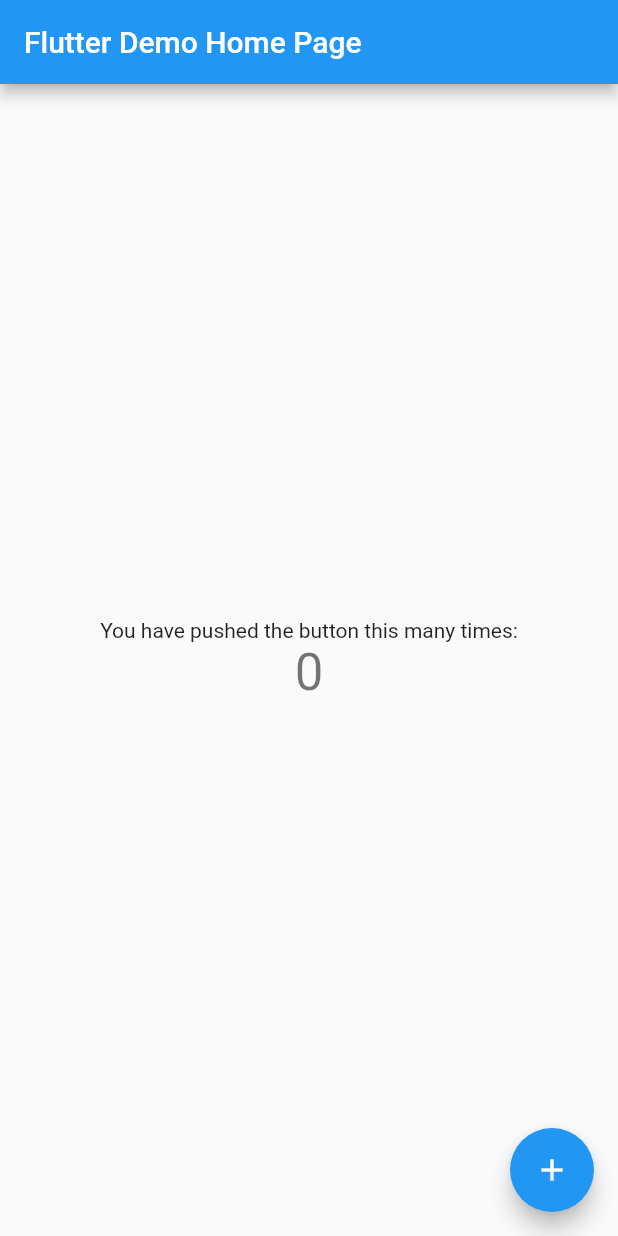
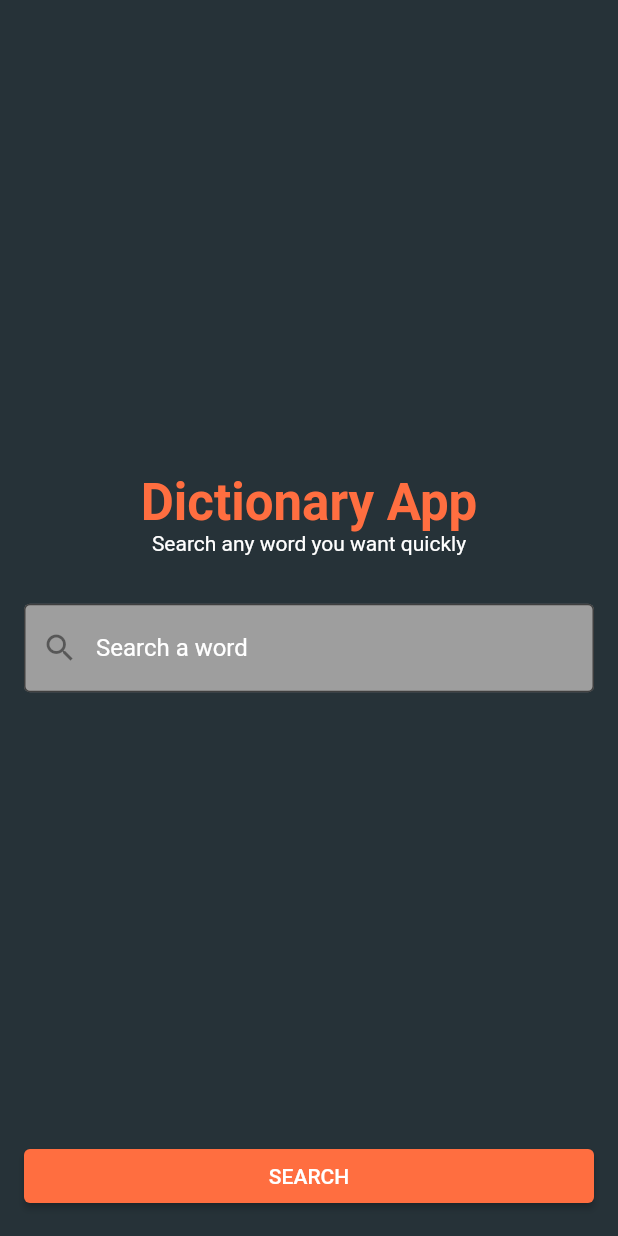
Before and after one commit to emmanueledem/Dictionary, a Flutter app: the screen it shows after launch, on a phone screen of 412 x 824 dp. Run offline on Flutter 3.47's test engine with Material 2 defaults, Android fonts, the phone set to English and light mode, and no system bars.

Commit message:
home screen design

```diff
--- a/lib/main.dart
+++ b/lib/main.dart
@@ -1,4 +1,6 @@
 import 'package:flutter/material.dart';
+
+import 'screens/home/home_screen.dart';
 
 void main() {
   runApp(const MyApp());
@@ -24,92 +26,7 @@ class MyApp extends StatelessWidget {
         // is not restarted.
         primarySwatch: Colors.blue,
       ),
-      home: const MyHomePage(title: 'Flutter Demo Home Page'),
+      home: const HomeScreen(),
     );
   }
 }
-
-class MyHomePage extends StatefulWidget {
-  const MyHomePage({Key? key, required this.title}) : super(key: key);
-
-  // This widget is the home page of your application. It is stateful, meaning
-  // that it has a State object (defined below) that contains fields that affect
-  // how it looks.
-
-  // This class is the configuration for the state. It holds the values (in this
-  // case the title) provided by the parent (in this case the App widget) and
-  // used by the build method of the State. Fields in a Widget subclass are
-  // always marked "final".
-
-  final String title;
-
-  @override
-  State<MyHomePage> createState() => _MyHomePageState();
-}
-
-class _MyHomePageState extends State<MyHomePage> {
-  int _counter = 0;
-
-  void _incrementCounter() {
-    setState(() {
-      // This call to setState tells the Flutter framework that something has
-      // changed in this State, which causes it to rerun the build method below
-      // so that the display can reflect the updated values. If we changed
-      // _counter without calling setState(), then the build method would not be
-      // called again, and so nothing would appear to happen.
-      _counter++;
-    });
-  }
-
-  @override
-  Widget build(BuildContext context) {
-    // This method is rerun every time setState is called, for instance as done
-    // by the _incrementCounter method above.
-    //
-    // The Flutter framework has been optimized to make rerunning build methods
-    // fast, so that you can just rebuild anything that needs updating rather
-    // than having to individually change instances of widgets.
-    return Scaffold(
-      appBar: AppBar(
-        // Here we take the value from the MyHomePage object that was created by
-        // the App.build method, and use it to set our appbar title.
-        title: Text(widget.title),
-      ),
-      body: Center(
-        // Center is a layout widget. It takes a single child and positions it
-        // in the middle of the parent.
-        child: Column(
-          // Column is also a layout widget. It takes a list of children and
-          // arranges them vertically. By default, it sizes itself to fit its
-          // children horizontally, and tries to be as tall as its parent.
-          //
-          // Invoke "debug painting" (press "p" in the console, choose the
-          // "Toggle Debug Paint" action from the Flutter Inspector in Android
-          // Studio, or the "Toggle Debug Paint" command in Visual Studio Code)
-          // to see the wireframe for each widget.
-          //
-          // Column has various properties to control how it sizes itself and
-          // how it positions its children. Here we use mainAxisAlignment to
-          // center the children vertically; the main axis here is the vertical
-          // axis because Columns are vertical (the cross axis would be
-          // horizontal).
-          mainAxisAlignment: MainAxisAlignment.center,
-          children: <Widget>[
-            const Text(
-              'You have pushed the button this many times:',
-            ),
-            Text(
-              '$_counter',
-              style: Theme.of(context).textTheme.headline4,
-            ),
-          ],
-        ),
-      ),
-      floatingActionButton: FloatingActionButton(
-        onPressed: _incrementCounter,
-        tooltip: 'Increment',
-        child: const Icon(Icons.add),
-      ), // This trailing comma makes auto-formatting nicer for build methods.
-    );
-  }
-}
--- /dev/null
+++ b/lib/screens/home/home_screen.dart
@@ -0,0 +1,57 @@
+import 'package:flutter/material.dart';
+
+class HomeScreen extends StatelessWidget {
+  const HomeScreen({Key? key}) : super(key: key);
+
+  getDictionaryFormWidget() {
+    return Container(
+        padding: const EdgeInsets.all(16),
+        child: Column(children: [
+          const Spacer(),
+          const Text(
+            'Dictionary App',
+            style: TextStyle(
+                color: Colors.deepOrangeAccent,
+                fontWeight: FontWeight.bold,
+                fontSize: 34),
+          ),
+          const Text(
+            'Search any word you want quickly',
+            style: const TextStyle(color: Colors.white, fontSize: 14),
+          ),
+          const SizedBox(
+            height: 32,
+          ),
+          const TextField(
+            decoration: InputDecoration(
+              hintText: 'Search a word',
+              border: OutlineInputBorder(
+                borderRadius: BorderRadius.all(Radius.circular(4)),
+                borderSide: BorderSide(color: Colors.transparent),
+              ),
+              filled: true,
+              fillColor: Colors.grey,
+              prefixIcon: Icon(Icons.search),
+              hintStyle: TextStyle(color: Colors.white),
+            ),
+          ),
+          const Spacer(),
+          SizedBox(
+            width: double.infinity,
+            child: ElevatedButton(
+                onPressed: () {},
+                style:
+                    ElevatedButton.styleFrom(primary: Colors.deepOrangeAccent),
+                child: const Text("SEARCH")),
+          )
+        ]));
+  }
+
+  @override
+  Widget build(BuildContext context) {
+    return Scaffold(
+      backgroundColor: Colors.blueGrey[900],
+      body: getDictionaryFormWidget(),
+    );
+  }
+}
```
